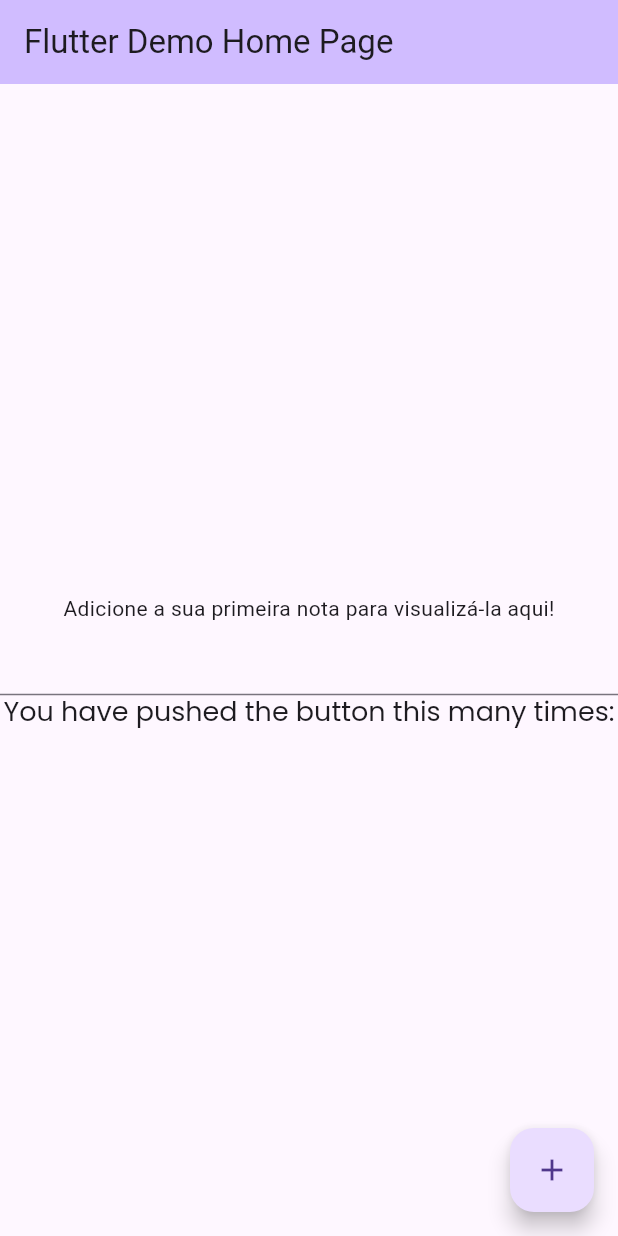
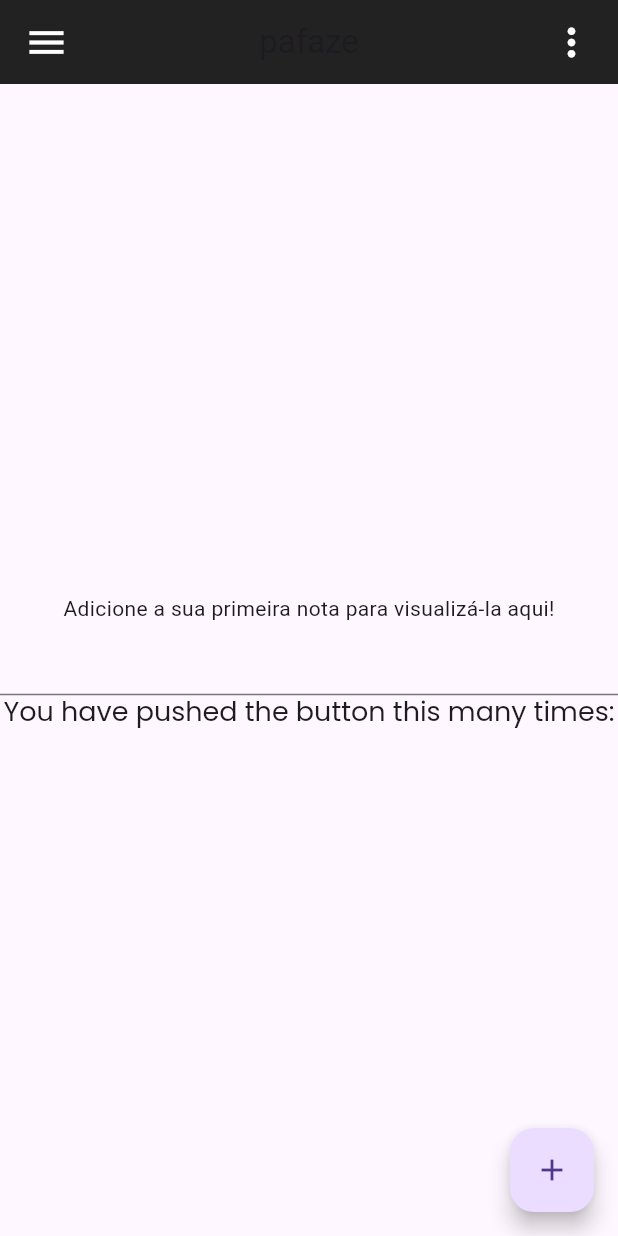
Before and after one commit to gustevito/app_pafaze, a Flutter app: the MyHomePage screen opened directly, after a tap on the "add" icon, on a phone screen of 412 x 824 dp. Run offline on Flutter 3.47's test engine with Material 2 defaults, Android fonts, the phone set to English and light mode, and no system bars; our stand-ins replace google_fonts.

Commit message:
appbar updated

```diff
--- a/lib/pages/main.dart
+++ b/lib/pages/main.dart
@@ -14,7 +14,6 @@ class MyApp extends StatelessWidget {
   @override
   Widget build(BuildContext context) {
     return MaterialApp(
-      title: 'Flutter Demo',
       debugShowCheckedModeBanner: false,
       theme: ThemeData(
         textTheme: TextTheme(
@@ -23,78 +22,7 @@ class MyApp extends StatelessWidget {
             displaySmall: GoogleFonts.poppins(fontSize: 14)),
         useMaterial3: true,
       ),
-      home: const MyHomePage(title: 'Flutter Demo Home Page'),
+      home: const MyHomePage(title: 'pafaze'),
     );
   }
 }
-
-class MyHomePage extends StatefulWidget {
-  final String title;
-
-  const MyHomePage({super.key, required this.title});
-
-  @override
-  State<MyHomePage> createState() => _MyHomePageState();
-}
-
-class _MyHomePageState extends State<MyHomePage> {
-  //final Text _notePlaceholder = Text();
-
-  final TextEditingController _controller = TextEditingController();
-  final List<String> _notes = [];
-
-  void _incrementNote() {
-    setState(() {
-      if (_controller.text.isNotEmpty) {
-        _notes.add(_controller.text);
-      }
-    });
-  }
-
-  Widget _widgetMessage(String messageText) {
-    return Container(color: Colors.green, child: Text(messageText));
-  }
-
-  @override
-  Widget build(BuildContext context) {
-    List<Widget> _noteContainer = [];
-    for (var e in _notes) {
-      _noteContainer.add(_widgetMessage(e));
-    }
-
-    return Scaffold(
-      appBar: AppBar(
-        backgroundColor: Theme.of(context).colorScheme.inversePrimary,
-        title: Text(widget.title),
-      ),
-      body: Center(
-        child: Column(
-          mainAxisAlignment: MainAxisAlignment.center,
-          children: <Widget>[
-            if (_noteContainer.isEmpty) ...[
-              const Text(
-                  'Adicione a sua primeira nota para visualizá-la aqui!'),
-            ] else
-              ..._noteContainer,
-            TextField(
-              controller: _controller,
-            ),
-            Text(
-              'You have pushed the button this many times:',
-              style: Theme.of(context).textTheme.displayMedium,
-            ),
-            /*Text(
-              '$_notePlaceholder',
-              style: Theme.of(context).textTheme.displayLarge,
-            ),*/
-          ],
-        ),
-      ),
-      floatingActionButton: FloatingActionButton(
-        onPressed: _incrementNote,
-        tooltip: 'Increment',
-        child: const Icon(Icons.add),
-      ),
-    );
-  }
-}
--- a/lib/pages/screens/home.dart
+++ b/lib/pages/screens/home.dart
@@ -0,0 +1,87 @@
+import 'package:flutter/material.dart';
+import 'package:myapp/pages/constants/colors.dart';
+
+class MyHomePage extends StatefulWidget {
+  final String title;
+
+  const MyHomePage({super.key, required this.title});
+
+  @override
+  State<MyHomePage> createState() => _MyHomePageState();
+}
+
+class _MyHomePageState extends State<MyHomePage> {
+  //final Text _notePlaceholder = Text();
+
+  final TextEditingController _controller = TextEditingController();
+  final List<String> _notes = [];
+
+  void _incrementNote() {
+    setState(() {
+      if (_controller.text.isNotEmpty) {
+        _notes.add(_controller.text);
+      }
+    });
+  }
+
+  Widget _widgetMessage(String messageText) {
+    return Container(color: Colors.green, child: Text(messageText));
+  }
+
+  @override
+  Widget build(BuildContext context) {
+    List<Widget> _noteContainer = [];
+    for (var e in _notes) {
+      _noteContainer.add(_widgetMessage(e));
+    }
+
+    return Scaffold(
+      appBar: AppBar(
+          backgroundColor: pzBlack,
+          title: Row(
+            mainAxisAlignment: MainAxisAlignment.spaceBetween,
+            children: [
+              Icon(
+                Icons.menu,
+                color: Colors.white,
+                size: 30,
+              ),
+              Text(widget.title),
+              Icon(
+                Icons.more_vert,
+                color: Colors.white,
+                size: 30,
+              )
+            ],
+          )),
+      body: Center(
+        child: Column(
+          mainAxisAlignment: MainAxisAlignment.center,
+          children: <Widget>[
+            if (_noteContainer.isEmpty) ...[
+              const Text(
+                  'Adicione a sua primeira nota para visualizá-la aqui!'),
+            ] else
+              ..._noteContainer,
+            TextField(
+              controller: _controller,
+            ),
+            Text(
+              'You have pushed the button this many times:',
+              style: Theme.of(context).textTheme.displayMedium,
+            ),
+            /*Text(
+              '$_notePlaceholder',
+              style: Theme.of(context).textTheme.displayLarge,
+            ),*/
+          ],
+        ),
+      ),
+      floatingActionButton: FloatingActionButton(
+        onPressed: _incrementNote,
+        tooltip: 'Increment',
+        child: const Icon(Icons.add),
+      ),
+    );
+  }
+}
```
